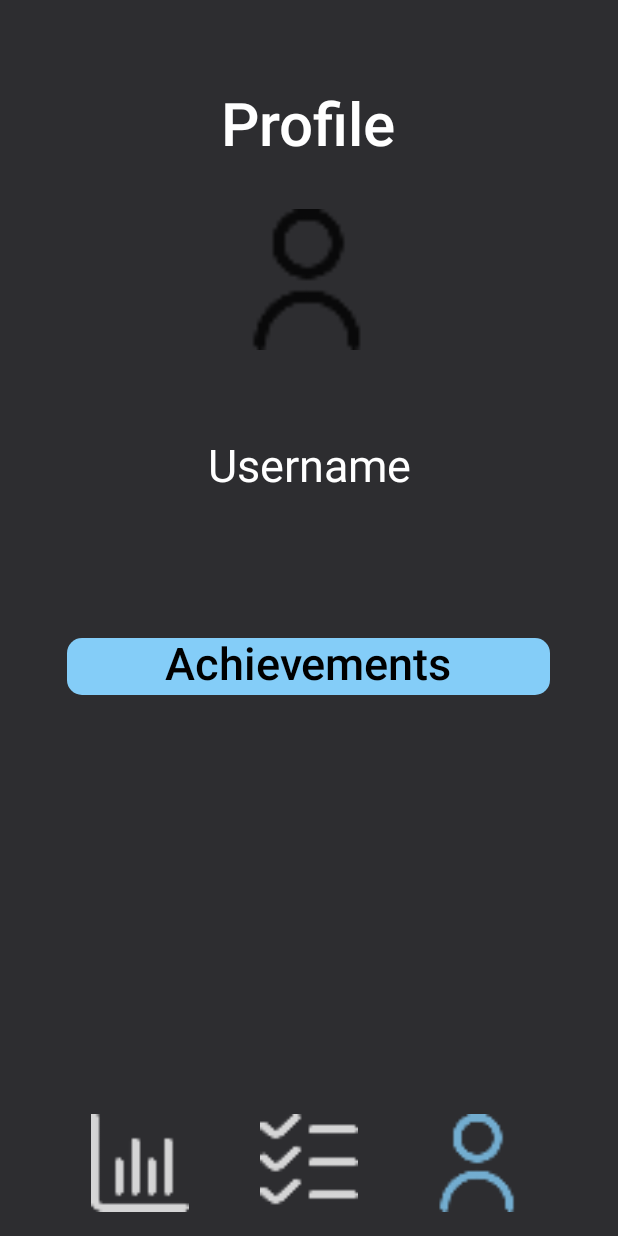
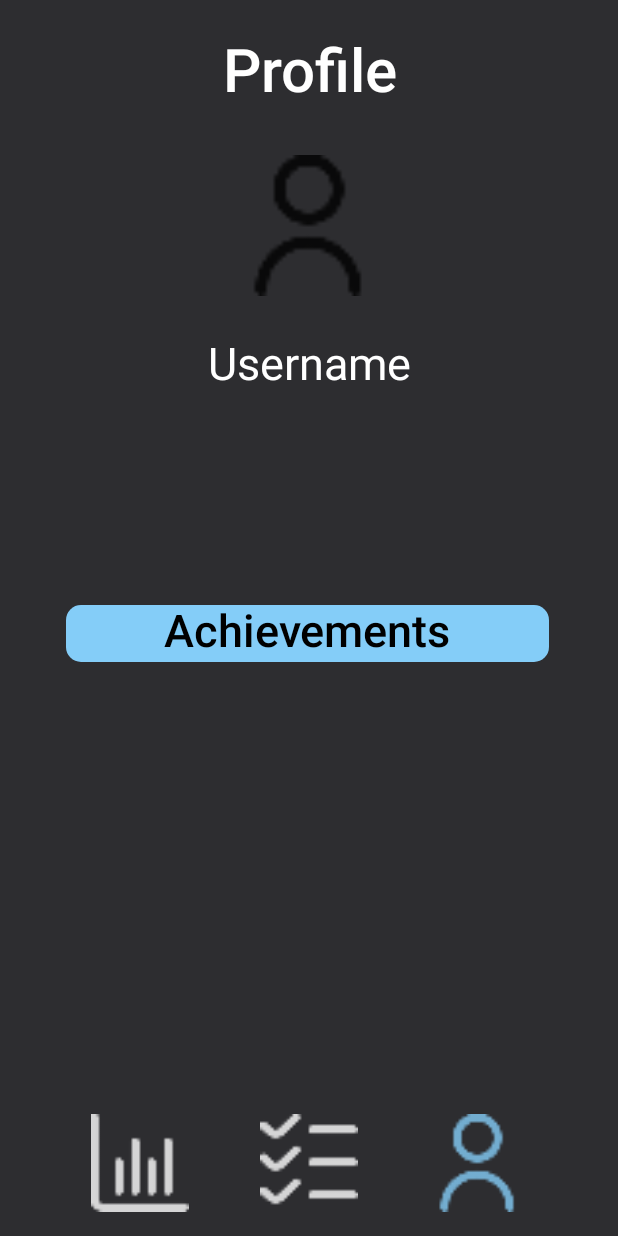
Before and after one commit to ST10090538/OPSC_Prototype, an Android app: the ProfilePage screen opened directly, with no data from a screen before it, on a phone screen of 412 x 824 dp. Run offline under Robolectric (Android 15) with nearby library versions, the phone set to English and light mode, and no system bars; our stand-ins replace Firebase (no records; nobody signed in at launch, a user with empty details on screens opened directly).

Commit message:
Profile page fixed

```diff
--- a/app/src/main/res/layout/profile_page.xml
+++ b/app/src/main/res/layout/profile_page.xml
@@ -46,6 +46,22 @@
         app:layout_constraintHorizontal_bias="0.5"
         app:layout_constraintStart_toEndOf="@+id/profile_timesheet_button" />
 
+    <TextView
+        android:id="@+id/colo6"
+        android:layout_width="wrap_content"
+        android:layout_height="wrap_content"
+        android:layout_marginTop="24dp"
+        android:background="#00000000"
+        android:fontFamily="sans-serif-medium"
+        android:includeFontPadding="false"
+        android:text="Profile"
+        android:textAlignment="center"
+        android:textColor="#FFFFFF"
+        android:textSize="40sp"
+        app:layout_constraintEnd_toEndOf="parent"
+        app:layout_constraintHorizontal_bias="0.5"
+        app:layout_constraintStart_toStartOf="parent"
+        app:layout_constraintTop_toTopOf="parent" />
 
     <ImageView
         android:id="@+id/Profilepage_uploadimage"
@@ -58,32 +74,16 @@
         android:tint="#00000000"
         app:layout_constraintBottom_toTopOf="@+id/profilepage_username_tv"
         app:layout_constraintEnd_toEndOf="parent"
-        app:layout_constraintHorizontal_bias="0.498"
+        app:layout_constraintHorizontal_bias="0.5"
         app:layout_constraintStart_toStartOf="parent"
         app:layout_constraintTop_toBottomOf="@+id/colo6" />
 
-    <TextView
-        android:id="@+id/colo6"
-        android:layout_width="wrap_content"
-        android:layout_height="wrap_content"
-        android:layout_marginTop="60dp"
-        android:background="#00000000"
-        android:fontFamily="sans-serif-medium"
-        android:includeFontPadding="false"
-        android:text="Profile"
-        android:textAlignment="center"
-        android:textColor="#FFFFFF"
-        android:textSize="40sp"
-        app:layout_constraintEnd_toEndOf="parent"
-        app:layout_constraintHorizontal_bias="0.496"
-        app:layout_constraintStart_toStartOf="parent"
-        app:layout_constraintTop_toTopOf="parent" />
 
     <TextView
         android:id="@+id/profilepage_username_tv"
         android:layout_width="wrap_content"
         android:layout_height="wrap_content"
-        android:layout_marginTop="56dp"
+        android:layout_marginTop="24dp"
         android:text="Username"
         android:textColor="#FFFFFF"
         android:textSize="30dp"
@@ -106,10 +106,54 @@
         android:textSize="30sp"
         app:cornerRadius="10dp"
         app:layout_constraintBottom_toTopOf="@+id/profile_timesheet_button"
-        app:layout_constraintEnd_toEndOf="parent"
-        app:layout_constraintHorizontal_bias="0.494"
-        app:layout_constraintStart_toStartOf="parent"
+        app:layout_constraintEnd_toEndOf="@+id/profile_profile_button"
+        app:layout_constraintHorizontal_bias="0.531"
+        app:layout_constraintStart_toStartOf="@+id/profile_progress_button"
         app:layout_constraintTop_toBottomOf="@+id/profilepage_username_tv"
-        app:layout_constraintVertical_bias="0.254" />
+        app:layout_constraintVertical_bias="0.319" />
+
+    <LinearLayout
+        android:id="@+id/achievements_container"
+        android:layout_width="match_parent"
+        android:layout_height="wrap_content"
+        android:orientation="horizontal"
+        android:gravity="center"
+        app:layout_constraintTop_toBottomOf="@+id/colo7">
+
+        <ImageView
+            android:id="@+id/achievement1"
+            android:layout_width="50dp"
+            android:layout_height="50dp"
+            android:layout_marginLeft="20dp"
+            android:layout_marginTop="15dp"
+            android:src="@drawable/pie2"
+            android:layout_margin="8dp"
+            app:tint="@color/blue"
+            android:visibility="invisible"/>
+
+        <ImageView
+            android:id="@+id/achievement2"
+            android:layout_width="50dp"
+            android:layout_height="50dp"
+            android:layout_marginLeft="20dp"
+            android:layout_marginTop="15dp"
+            android:src="@drawable/pie3"
+            android:layout_margin="8dp"
+            app:tint="@color/blue"
+            android:visibility="invisible"/>
+
+        <ImageView
+            android:id="@+id/achievement3"
+            android:layout_width="50dp"
+            android:layout_height="50dp"
+            android:layout_marginLeft="20dp"
+            android:layout_marginTop="15dp"
+            android:src="@drawable/pie4"
+            android:layout_margin="8dp"
+            app:tint="@color/blue"
+            android:visibility="invisible"/>
+
+    </LinearLayout>
+
 
 </androidx.constraintlayout.widget.ConstraintLayout>
```
Also changed, not shown: app/src/main/java/com/example/opscprototype/ProfilePage.kt (+95 -1 lines).
